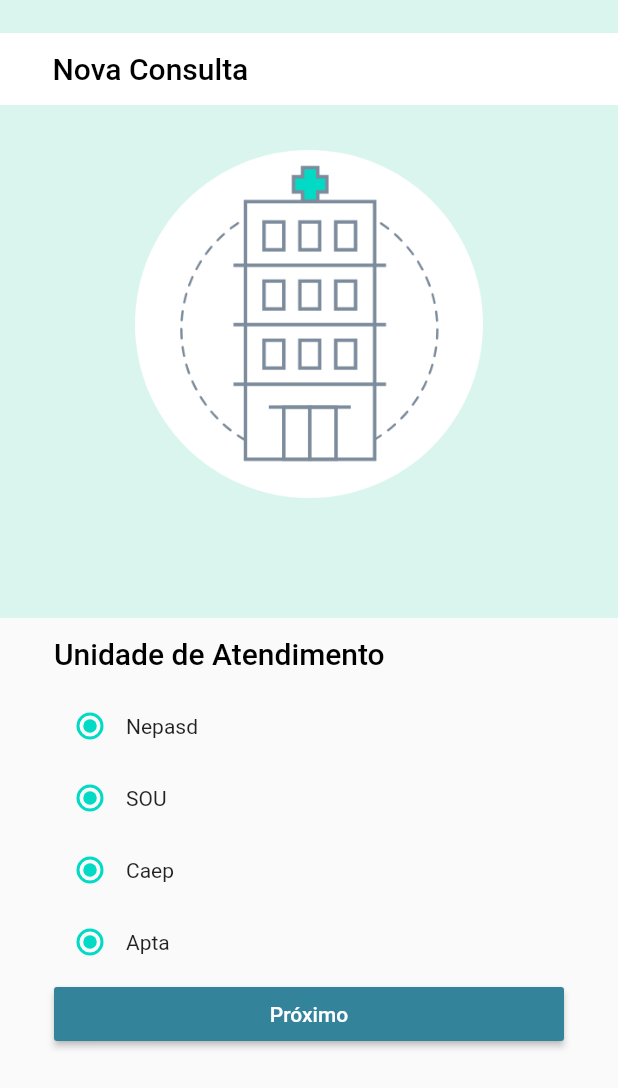
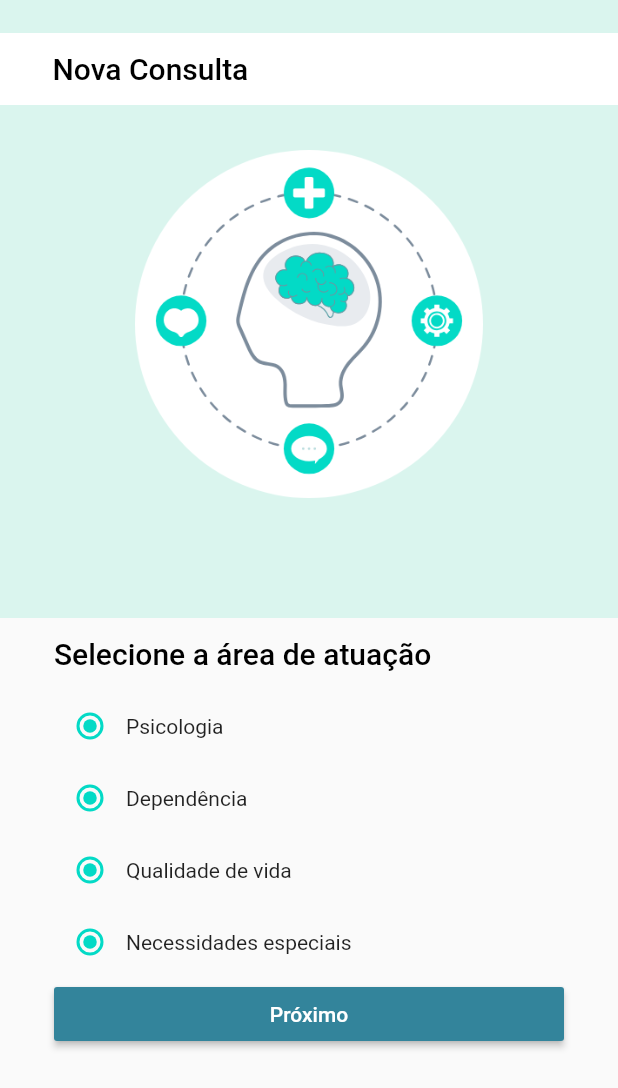
Before and after one commit to MathCastro/Apoio-UnB, a Flutter app: the NovaConsultaAreaAtuacaoView screen opened directly, on a phone screen of 412 x 824 dp. Shown: the top 1088 px of the screen. Run offline on Flutter 3.47's test engine with Material 2 defaults, Android fonts, the phone set to English and light mode, and no system bars; our stand-ins replace firebase_auth, firebase_database; accounts and stored records are empty.

Commit message:
nova consulta area atuacao

```diff
--- a/lib/view/NovaConsultaAreaAtuacaoView.dart
+++ b/lib/view/NovaConsultaAreaAtuacaoView.dart
@@ -46,7 +46,7 @@ class NovaConsultaAreaAtuacaoView extends StatelessWidget {
             Padding(
               padding: const EdgeInsets.only(top: 100),
               child: Image.asset(
-                'assets/drawable-xhdpi/illustration-unidades-de-atendimento.png',
+                'assets/drawable-xhdpi/illustration-area-de-atuacao.png',
                 width: width - 180,
               ),
             ),
@@ -65,7 +65,7 @@ class NovaConsultaAreaAtuacaoView extends StatelessWidget {
                         crossAxisAlignment: CrossAxisAlignment.center,
                         children: <Widget>[
                           Text(
-                            "Unidade de Atendimento",
+                            "Selecione a área de atuação",
                             style: TextStyle(
                                 color: Colors.black,
                                 fontWeight: FontWeight.w500,
@@ -83,7 +83,7 @@ class NovaConsultaAreaAtuacaoView extends StatelessWidget {
                         activeColor: colorAquamarine,
                         groupValue: 1, onChanged: (int value) {},
                       ),
-                        Text('Nepasd'),
+                        Text('Psicologia'),
                       ],
                     ),
                     Row(
@@ -93,7 +93,7 @@ class NovaConsultaAreaAtuacaoView extends StatelessWidget {
                         activeColor: colorAquamarine,
                         groupValue: 1, onChanged: (int value) {},
                       ),
-                        Text('SOU'),
+                        Text('Dependência'),
                       ],
                     ),
                     Row(
@@ -103,7 +103,7 @@ class NovaConsultaAreaAtuacaoView extends StatelessWidget {
                         activeColor: colorAquamarine,
                         groupValue: 1, onChanged: (int value) {},
                       ),
-                        Text('Caep'),
+                        Text('Qualidade de vida'),
                       ],
                     ),
                     Row(
@@ -113,7 +113,7 @@ class NovaConsultaAreaAtuacaoView extends StatelessWidget {
                         activeColor: colorAquamarine,
                         groupValue: 1, onChanged: (int value) {},
                       ),
-                        Text('Apta'),
+                        Text('Necessidades especiais'),
                       ],
                     ),
                     RaisedButton(
```
